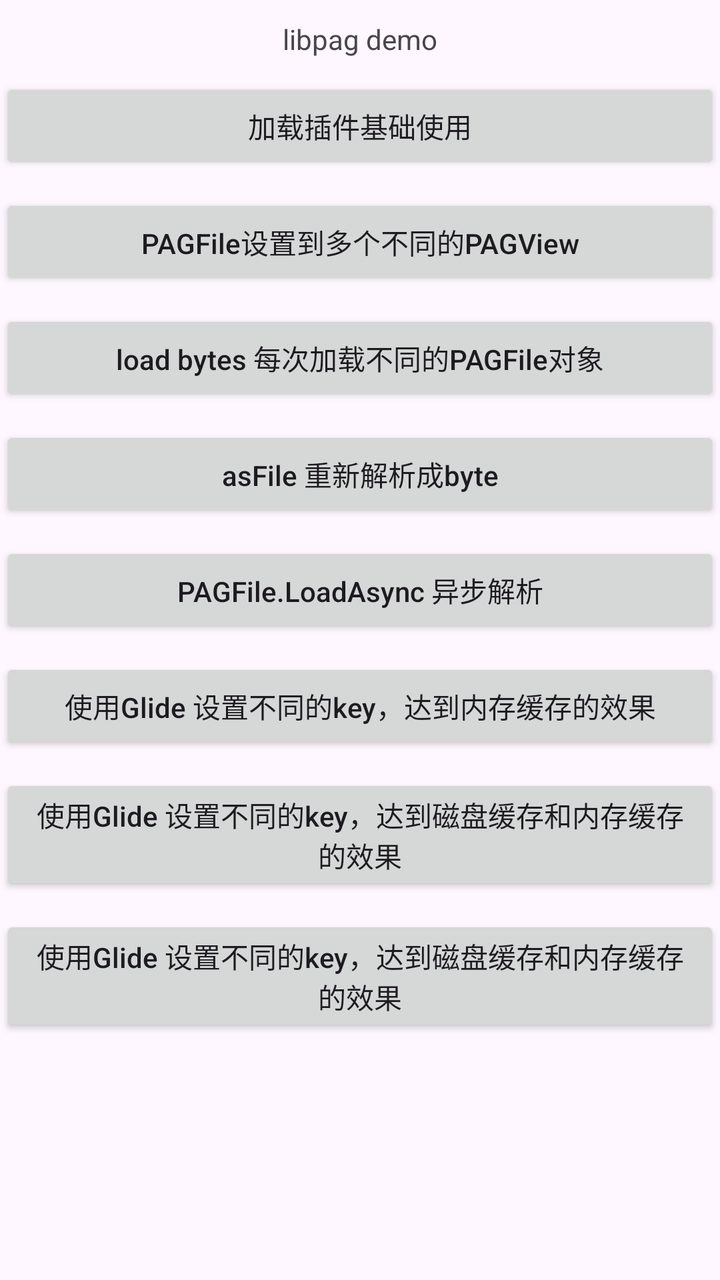
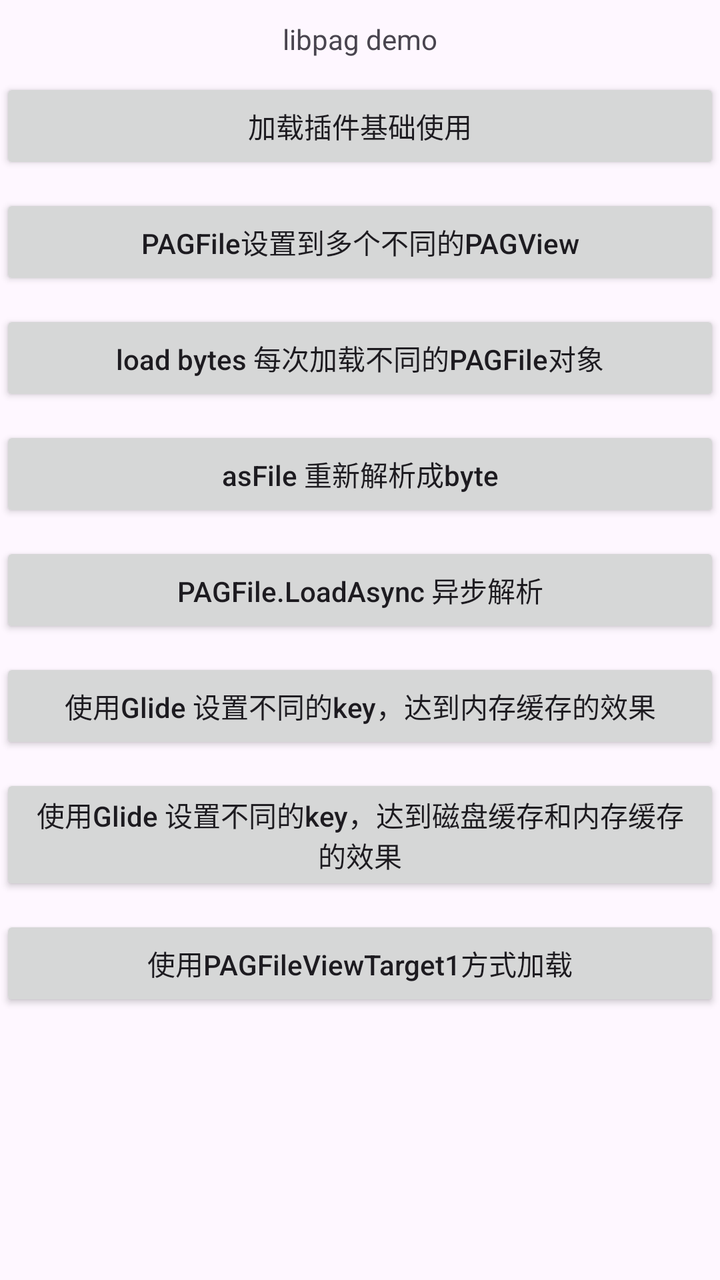

Compare the two renders of this Android layout. The source of the first and the diff that turns it into the second are given below.
<!-- AndroidManifest.xml: activity theme Theme.LibpagDemo -->
<!-- res/layout/activity_main.xml -->
<?xml version="1.0" encoding="utf-8"?>
<LinearLayout xmlns:android="http://schemas.android.com/apk/res/android"
    xmlns:app="http://schemas.android.com/apk/res-auto"
    xmlns:tools="http://schemas.android.com/tools"
    android:id="@+id/main"
    android:layout_width="match_parent"
    android:layout_height="match_parent"
    android:fitsSystemWindows="true"
    android:orientation="vertical"
    tools:context=".MainActivity">

    <TextView
        android:layout_width="match_parent"
        android:layout_height="wrap_content"
        android:layout_marginTop="10dp"
        android:text="libpag demo"
        android:gravity="center"
        />

    <Button
        android:layout_width="match_parent"
        android:layout_height="wrap_content"
        android:layout_marginTop="10dp"
        android:textAllCaps="false"
        android:text="加载插件基础使用"
        android:gravity="center"
        android:onClick="onTest1"
        />

    <Button
        android:layout_width="match_parent"
        android:layout_height="wrap_content"
        android:layout_marginTop="10dp"
        android:textAllCaps="false"
        android:text="PAGFile设置到多个不同的PAGView"
        android:gravity="center"
        android:onClick="onTest2"
        />

    <Button
        android:layout_width="match_parent"
        android:layout_height="wrap_content"
        android:layout_marginTop="10dp"
        android:textAllCaps="false"
        android:text="load bytes 每次加载不同的PAGFile对象"
        android:gravity="center"
        android:onClick="onTest3"
        />


    <Button
        android:layout_width="match_parent"
        android:layout_height="wrap_content"
        android:layout_marginTop="10dp"
        android:textAllCaps="false"
        android:text="asFile 重新解析成byte"
        android:gravity="center"
        android:onClick="onTest4"
        />


    <Button
        android:layout_width="match_parent"
        android:layout_height="wrap_content"
        android:layout_marginTop="10dp"
        android:textAllCaps="false"
        android:text="PAGFile.LoadAsync 异步解析"
        android:gravity="center"
        android:onClick="onTest5"
        />

    <Button
        android:layout_width="match_parent"
        android:layout_height="wrap_content"
        android:layout_marginTop="10dp"
        android:textAllCaps="false"
        android:text="使用Glide 设置不同的key，达到内存缓存的效果"
        android:gravity="center"
        android:onClick="onTest6"
        />

    <Button
        android:layout_width="match_parent"
        android:layout_height="wrap_content"
        android:layout_marginTop="10dp"
        android:textAllCaps="false"
        android:text="使用Glide 设置不同的key，达到磁盘缓存和内存缓存的效果"
        android:gravity="center"
        android:onClick="onTest7"
        />

    <Button
        android:layout_width="match_parent"
        android:layout_height="wrap_content"
        android:layout_marginTop="10dp"
        android:textAllCaps="false"
        android:text="使用Glide 设置不同的key，达到磁盘缓存和内存缓存的效果"
        android:gravity="center"
        android:onClick="onTest8"
        />


</LinearLayout>
<!-- resources referenced by this layout -->
<resources>
  <style name="Theme.LibpagDemo" parent="Base.Theme.LibpagDemo" />
  <style name="Base.Theme.LibpagDemo" parent="Theme.Material3.DayNight.NoActionBar">
          
          
      </style>
</resources>

<!-- the commit's change to res/layout/activity_main.xml (unified diff, before → after) -->
@@ -94,7 +94,7 @@
         android:layout_height="wrap_content"
         android:layout_marginTop="10dp"
         android:textAllCaps="false"
-        android:text="使用Glide 设置不同的key，达到磁盘缓存和内存缓存的效果"
+        android:text="使用PAGFileViewTarget1方式加载"
         android:gravity="center"
         android:onClick="onTest8"
         />
